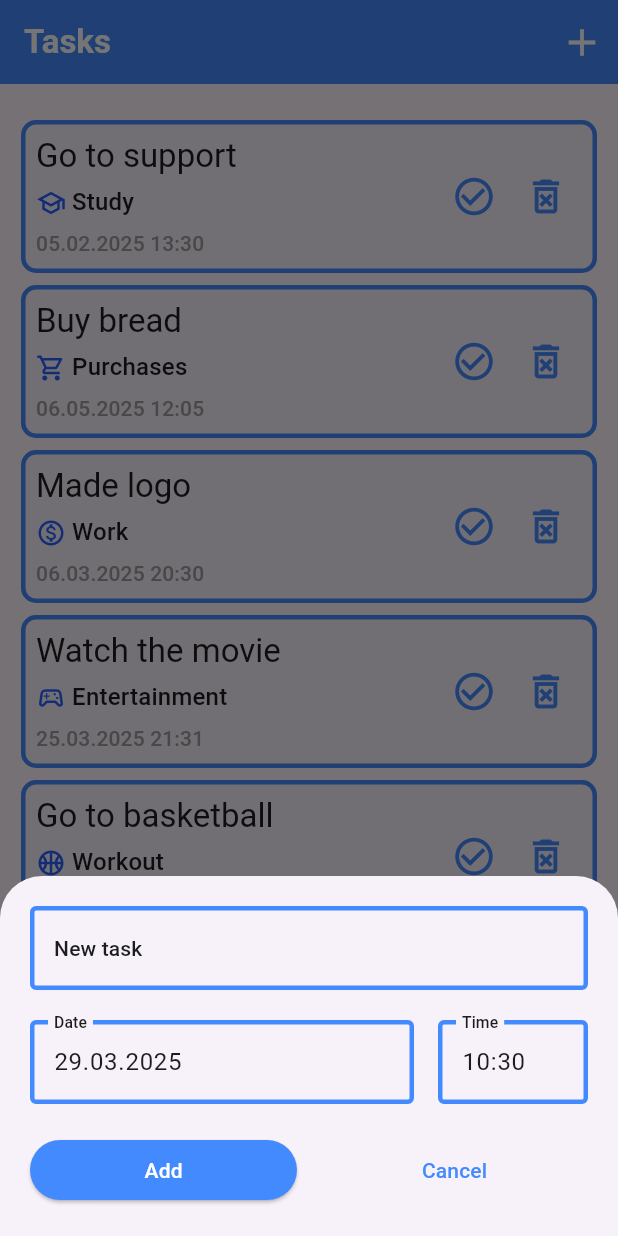
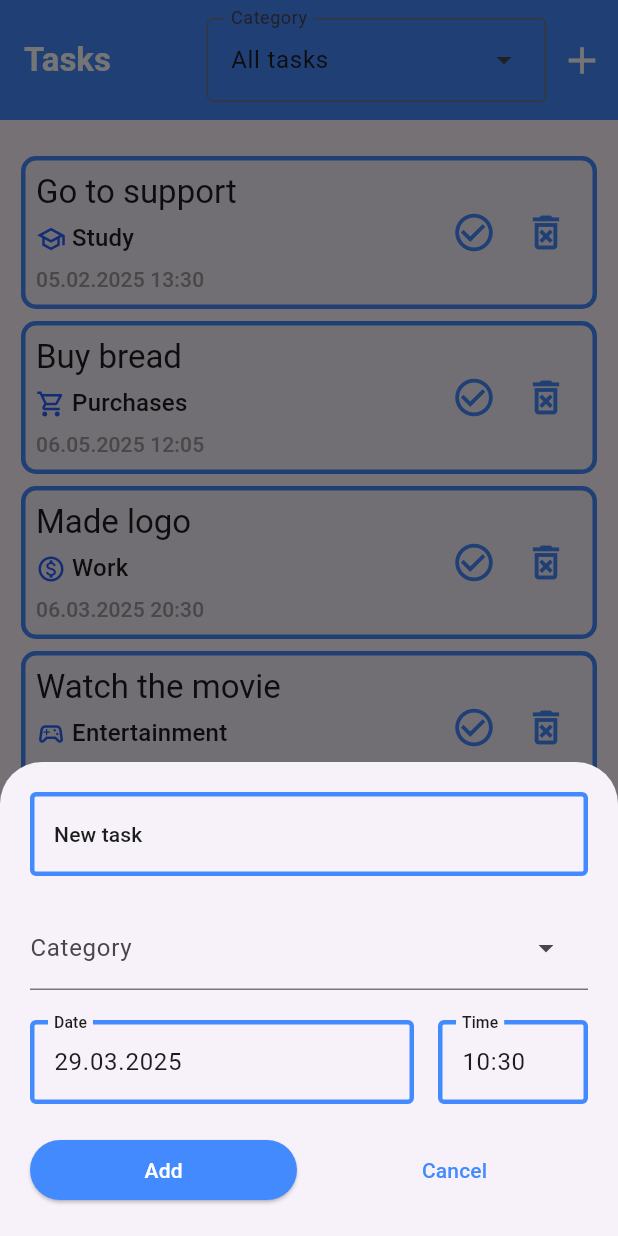
Before and after one commit to eliiimbek/todo_list, a Flutter app: the screen it shows after launch, after a tap on the "add" icon, on a phone screen of 412 x 824 dp. Run offline on Flutter 3.47's test engine with Material 3 defaults, Android fonts, the phone set to English and light mode, and no system bars.

Commit message:
homeWork29: Добавлена возможность сортировать задачи по категориям и добавлять категории к задаче

```diff
--- a/lib/data/categories_data.dart
+++ b/lib/data/categories_data.dart
@@ -2,6 +2,11 @@ import 'package:flutter/material.dart';
 import 'package:todo_list/models/task_category.dart';
 
 final categories = [
+  TaskCategory(
+    id: 'all_tasks',
+    categoryTitle: 'All tasks',
+    icon: Icons.list_alt_outlined,
+  ),
   TaskCategory(
     id: 'work',
     categoryTitle: 'Work',
--- a/lib/tasks_list.dart
+++ b/lib/tasks_list.dart
@@ -1,4 +1,5 @@
 import 'package:flutter/material.dart';
+import 'package:todo_list/data/categories_data.dart';
 import 'package:todo_list/models/task.dart';
 import 'package:todo_list/screens/tasks_screen.dart';
 import 'package:todo_list/widgets/add_task.dart';
@@ -11,6 +12,8 @@ class TasksList extends StatefulWidget {
 }
 
 class _TodoListState extends State<TasksList> {
+  String? allTasks = 'all_tasks';
+
   List<Task> tasks = [
     Task(
       taskTitle: 'Go to support',
@@ -96,8 +99,10 @@ class _TodoListState extends State<TasksList> {
   Widget build(BuildContext context) {
     final theme = Theme.of(context);
     final titleLargeStyle = theme.textTheme.titleLarge!;
+
     return Scaffold(
       appBar: AppBar(
+        toolbarHeight: 80,
         backgroundColor: Colors.blueAccent,
         title: Text(
           'Tasks',
@@ -107,6 +112,20 @@ class _TodoListState extends State<TasksList> {
           ),
         ),
         actions: [
+          DropdownMenu(
+            initialSelection: allTasks,
+            label: Text('Category'),
+            onSelected: (value) => setState(() => allTasks = value),
+            dropdownMenuEntries: categories
+                .map(
+                  (category) => DropdownMenuEntry(
+                    value: category.id,
+                    label: category.categoryTitle,
+                    leadingIcon: Icon(category.icon),
+                  ),
+                )
+                .toList(),
+          ),
           IconButton(
             onPressed: addTaskSheet,
             icon: Icon(
@@ -120,7 +139,9 @@ class _TodoListState extends State<TasksList> {
       body: Padding(
         padding: const EdgeInsets.only(top: 20),
         child: TasksScreen(
-          tasks: tasks,
+          tasks: (allTasks == 'all_tasks')
+              ? tasks
+              : tasks.where((task) => task.categoryId == allTasks).toList(),
           deleteTask: removeTask,
           taskDone: taskComplete,
           checkDeadLine: checkDeadLine,
--- a/lib/widgets/add_task.dart
+++ b/lib/widgets/add_task.dart
@@ -1,4 +1,5 @@
 import 'package:flutter/material.dart';
+import 'package:todo_list/data/categories_data.dart';
 import 'package:todo_list/models/task.dart';
 import '../helpers/format_datetime.dart';
 
@@ -14,6 +15,7 @@ class _AddTaskState extends State<AddTask> {
   var title = '';
   var selectedDate = DateTime.now();
   var selectedTimeOfDay = TimeOfDay.now();
+  String? selectedCategory;
 
   final dateController = TextEditingController();
   final timeController = TextEditingController();
@@ -64,6 +66,10 @@ class _AddTaskState extends State<AddTask> {
   }
 
   void onAdd() {
+    if (selectedCategory == null) {
+      return;
+    }
+
     final dateTime = DateTime(
       selectedDate.year,
       selectedDate.month,
@@ -78,7 +84,7 @@ class _AddTaskState extends State<AddTask> {
       deadLineTime: dateTime,
       completeTime: DateTime.now(),
       isCompleteInTime: false,
-      categoryId: 'work',
+      categoryId: selectedCategory!,
     );
     widget.onTaskCreated(newTodo);
     onCanceled();
@@ -120,6 +126,19 @@ class _AddTaskState extends State<AddTask> {
                 ),
               )
             ],
+          ),
+          SizedBox(height: 20),
+          DropdownMenu(
+            inputDecorationTheme: theme.inputDecorationTheme,
+            expandedInsets: EdgeInsets.zero,
+            label: Text('Category'),
+            onSelected: (value) => setState(() => selectedCategory = value),
+            dropdownMenuEntries: categories
+                .map((category) => DropdownMenuEntry(
+                    value: category.id,
+                    label: category.categoryTitle,
+                    leadingIcon: Icon(category.icon)))
+                .toList(),
           ),
           SizedBox(height: 20),
           Row(
@@ -205,7 +224,7 @@ class _AddTaskState extends State<AddTask> {
                 ),
               ),
             ],
-          )
+          ),
         ],
       ),
     );
```
Also changed, not shown: 4 other files.
